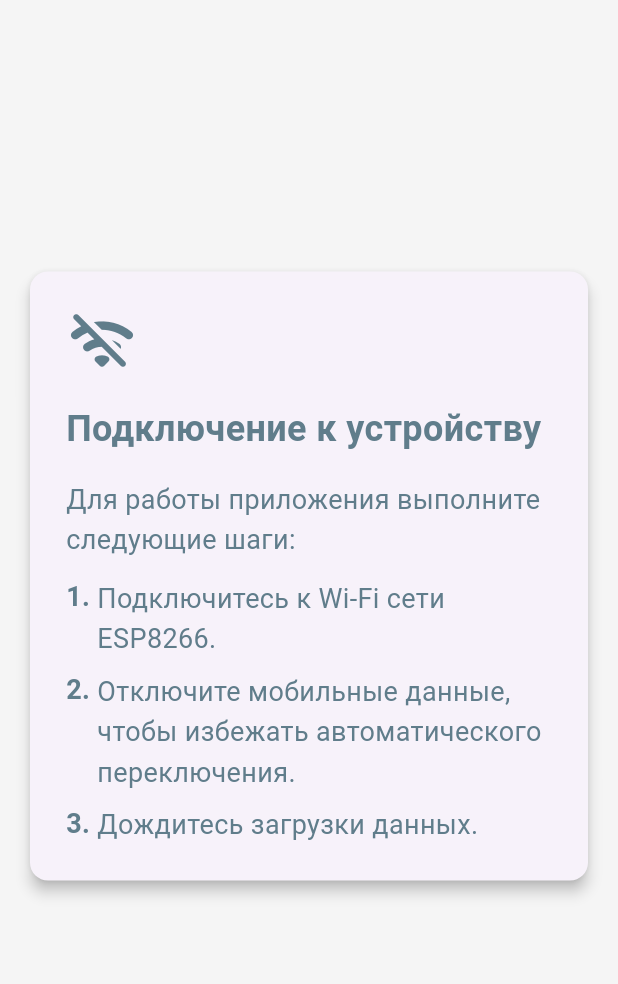
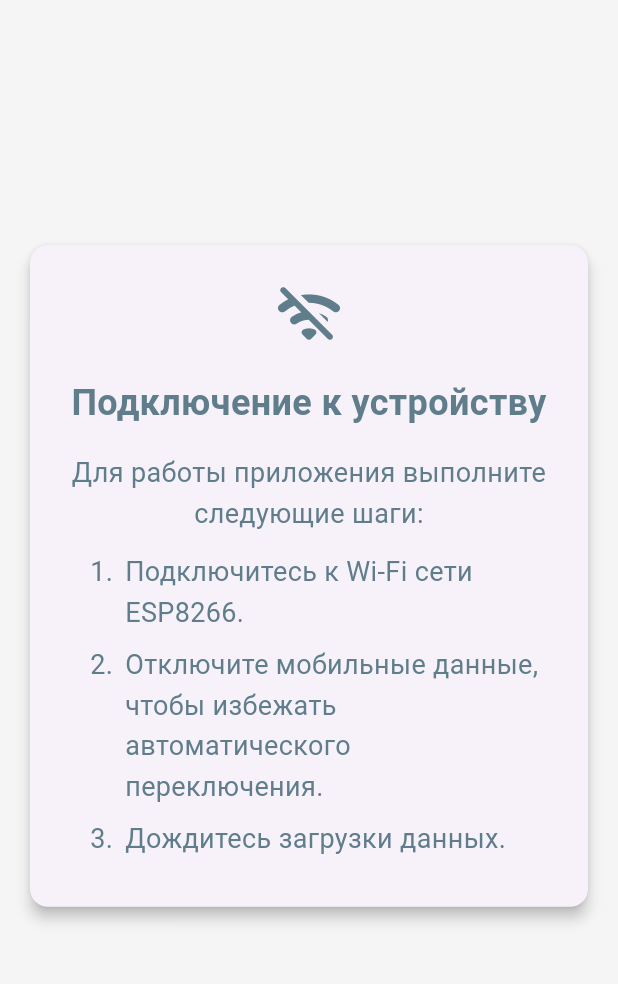
Before and after one commit to Salahad-9937/avio_control, a Flutter app: the screen it shows after launch, on a phone screen of 412 x 824 dp, the part 84-1068 px from its top. Run offline on Flutter 3.47's test engine with Material 3 defaults, Android fonts, the phone set to English and light mode, and no system bars; network calls fail.

Commit message:
улучшен UI

```diff
--- a/lib/presentation/screens/connection_guide_screen.dart
+++ b/lib/presentation/screens/connection_guide_screen.dart
@@ -30,7 +30,6 @@ class ConnectionGuideScreen extends StatelessWidget {
                 padding: const EdgeInsets.all(24.0),
                 child: Column(
                   mainAxisSize: MainAxisSize.min,
-                  crossAxisAlignment: CrossAxisAlignment.start, // Выравнивание по левому краю
                   children: [
                     const Icon(
                       Icons.wifi_off_rounded,
@@ -39,53 +38,40 @@ class ConnectionGuideScreen extends StatelessWidget {
                     ),
                     const SizedBox(height: 16),
                     Text(
-                      isConnectionLost
-                          ? 'Соединение с ESP8266 потеряно'
-                          : 'Подключение к устройству',
+                      isConnectionLost ? 'Соединение с ESP8266 потеряно' : 'Подключение к устройству',
                       style: const TextStyle(
                         fontSize: 24,
                         fontWeight: FontWeight.bold,
                         color: Colors.blueGrey,
                       ),
+                      textAlign: TextAlign.center,
                     ),
                     const SizedBox(height: 16),
+                    Text(
                       isConnectionLost
-                        ? const Text(
-                            'Проверьте подключение к Wi-Fi сети ESP8266.',
-                            style: TextStyle(
+                          ? 'Проверьте подключение'
+                          : 'Для работы приложения выполните следующие шаги:',
+                      style: const TextStyle(
                         fontSize: 18,
                         color: Colors.blueGrey,
                         height: 1.5,
                       ),
-                          )
-                        : Column(
+                      textAlign: TextAlign.center,
+                    ),
+                    if (!isConnectionLost) ...[
+                      const SizedBox(height: 12),
+                      Padding(
+                        padding: const EdgeInsets.only(left: 16.0),
+                        child: Column(
                           crossAxisAlignment: CrossAxisAlignment.start,
                           children: [
-                              const Text(
-                                'Для работы приложения выполните следующие шаги:',
-                                style: TextStyle(
-                                  fontSize: 18,
-                                  color: Colors.blueGrey,
-                                  height: 1.5,
+                            _buildStep('1.', 'Подключитесь к Wi-Fi сети ESP8266.'),
+                            _buildStep('2.', 'Отключите мобильные данные, чтобы избежать автоматического переключения.'),
+                            _buildStep('3.', 'Дождитесь загрузки данных.'),
+                          ],
                         ),
                       ),
-                              const SizedBox(height: 12),
-                              _buildInstructionItem(
-                                '1',
-                                'Подключитесь к Wi-Fi сети ESP8266.',
-                              ),
-                              const SizedBox(height: 8),
-                              _buildInstructionItem(
-                                '2',
-                                'Отключите мобильные данные, чтобы избежать автоматического переключения.',
-                              ),
-                              const SizedBox(height: 8),
-                              _buildInstructionItem(
-                                '3',
-                                'Дождитесь загрузки данных.',
-                              ),
                     ],
-                          ),
                   ],
                 ),
               ),
@@ -96,18 +82,21 @@ class ConnectionGuideScreen extends StatelessWidget {
     );
   }
 
-  Widget _buildInstructionItem(String number, String text) {
-    return Row(
+  Widget _buildStep(String number, String text) {
+    return Padding(
+      padding: const EdgeInsets.only(bottom: 8.0),
+      child: Row(
         crossAxisAlignment: CrossAxisAlignment.start,
         children: [
           Text(
-          '$number. ',
+            number,
             style: const TextStyle(
               fontSize: 18,
-            fontWeight: FontWeight.bold,
               color: Colors.blueGrey,
+              height: 1.5,
             ),
           ),
+          const SizedBox(width: 8.0),
           Expanded(
             child: Text(
               text,
@@ -119,6 +108,7 @@ class ConnectionGuideScreen extends StatelessWidget {
             ),
           ),
         ],
+      ),
     );
   }
 }
```
Lines whose indentation alone changed are shown as unchanged.
